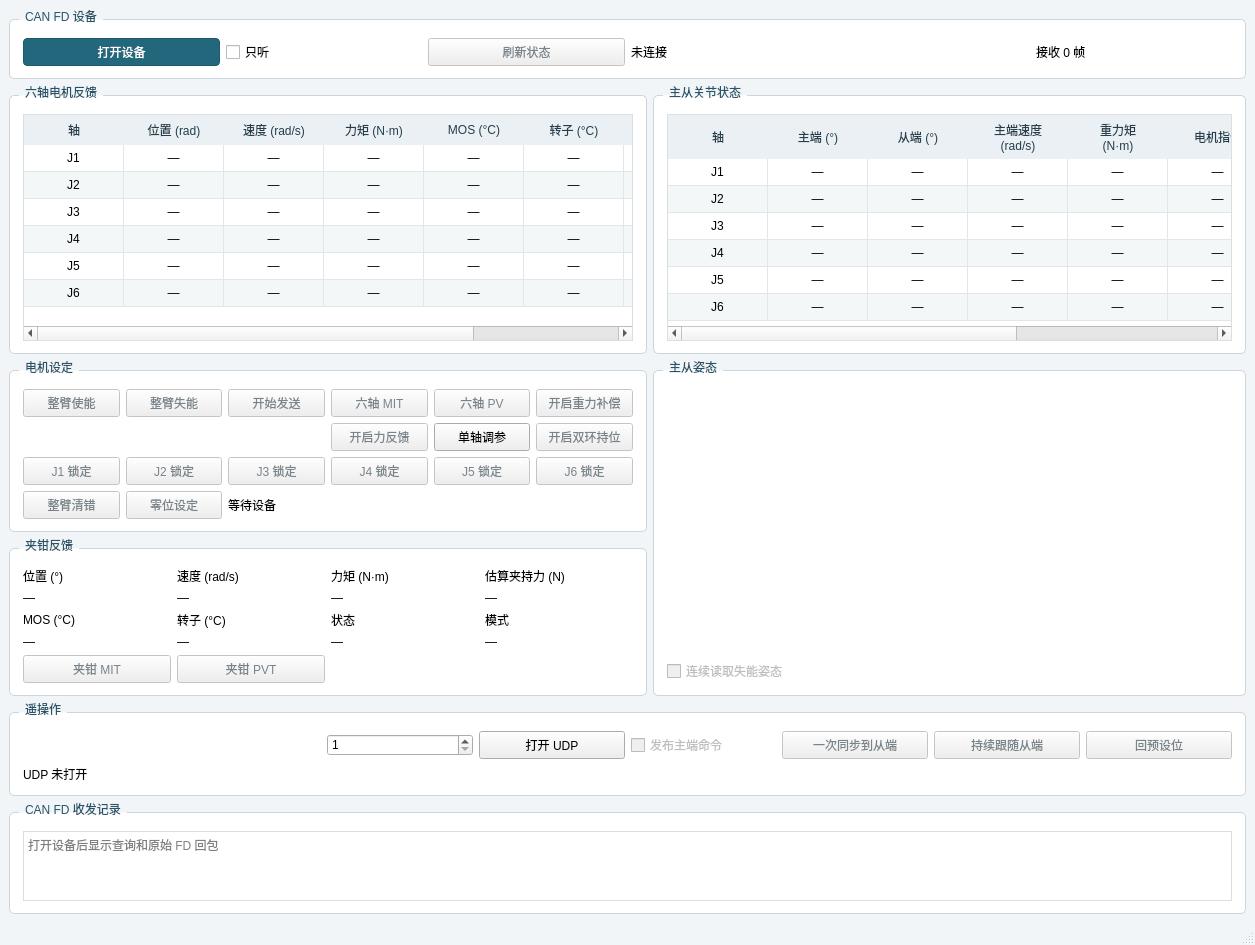
HG731GZ/DMArm-python, file Form1.ui: the form before one commit.
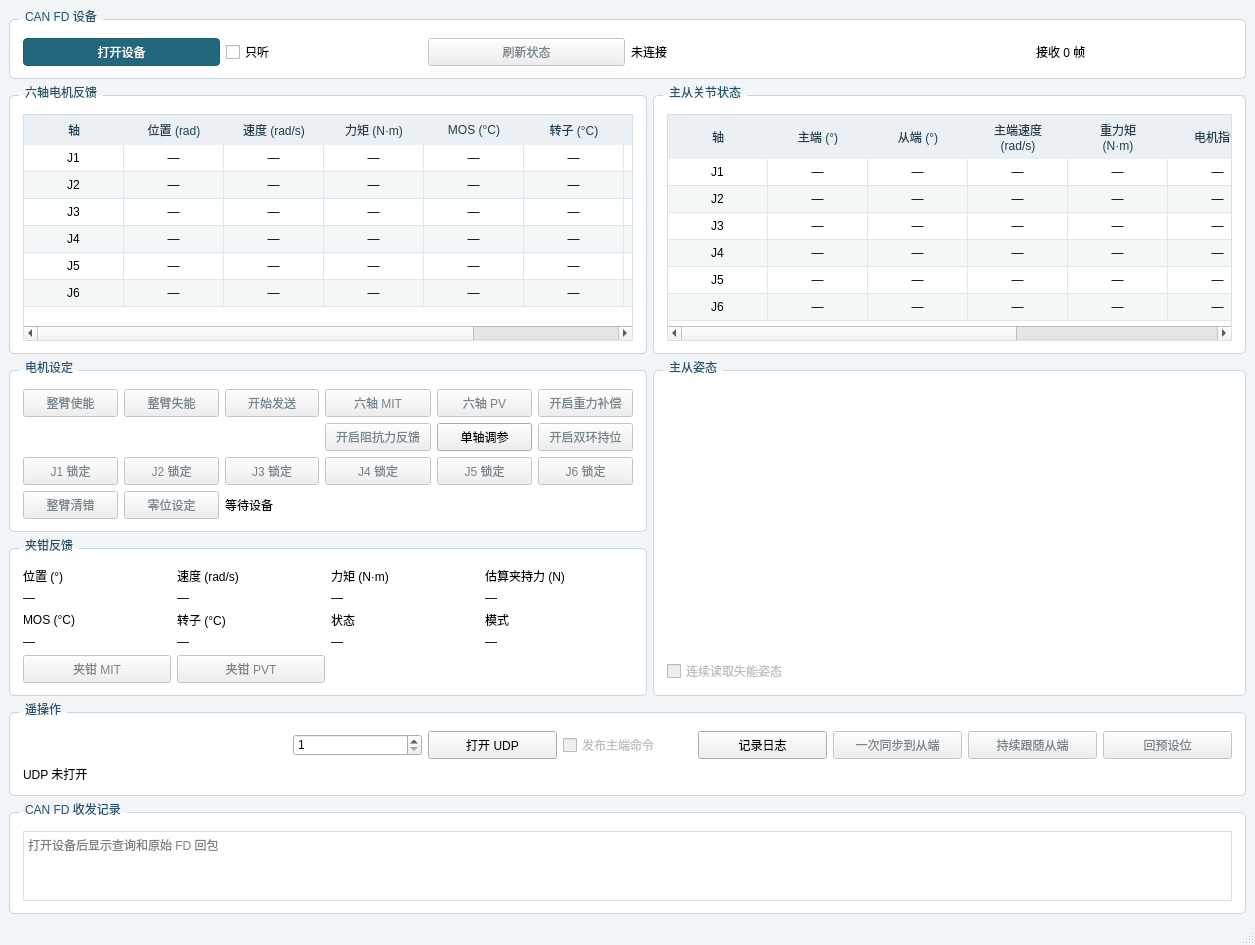
The form after the commit. Custom widgets are drawn as their Qt base class.

Commit message: 初步测试阻抗力反馈，添加日志系统

```diff
--- a/Form1.ui
+++ b/Form1.ui
@@ -787,8 +787,8 @@
          <item row="1" column="3">
           <widget class="QPushButton" name="forceFeedbackButton">
            <property name="enabled"><bool>false</bool></property>
-           <property name="text"><string>开启力反馈</string></property>
-           <property name="toolTip"><string>六轴 MIT 重力补偿期间，将从端关节净驱动力矩逐轴缩小、反向并限幅后叠加到主端。无效轴的反馈分量为零。</string></property>
+           <property name="text"><string>开启阻抗力反馈</string></property>
+           <property name="toolTip"><string>六轴 MIT 重力补偿开启后，按（从端角度 − 主端角度）的最短角差 × 刚度 − 主端实测角速度 × 阻尼计算关节反馈力矩。各轴单独限幅，上限为 0 时该轴不输出力反馈。</string></property>
           </widget>
          </item>
          <item row="1" column="4">
@@ -1131,6 +1131,13 @@
          <property name="enabled"><bool>false</bool></property>
         </widget>
        </item>
+       <item>
+        <widget class="QPushButton" name="logButton">
+         <property name="text"><string>记录日志</string></property>
+         <property name="checkable"><bool>true</bool></property>
+         <property name="toolTip"><string>按遥操作节拍记录已有数据，缺失值写为 NULL。再次点击或从端反馈断流时停止记录。</string></property>
+        </widget>
+       </item>
        <item>
         <widget class="QPushButton" name="syncButton">
          <property name="toolTip"><string>将主端六轴切到 PV，按当前从端关节角执行一次限速同步。</string></property>
```
Left out of the diff: 2 changed lines with no effect on the pictures. The commit also changes 10 other files.
